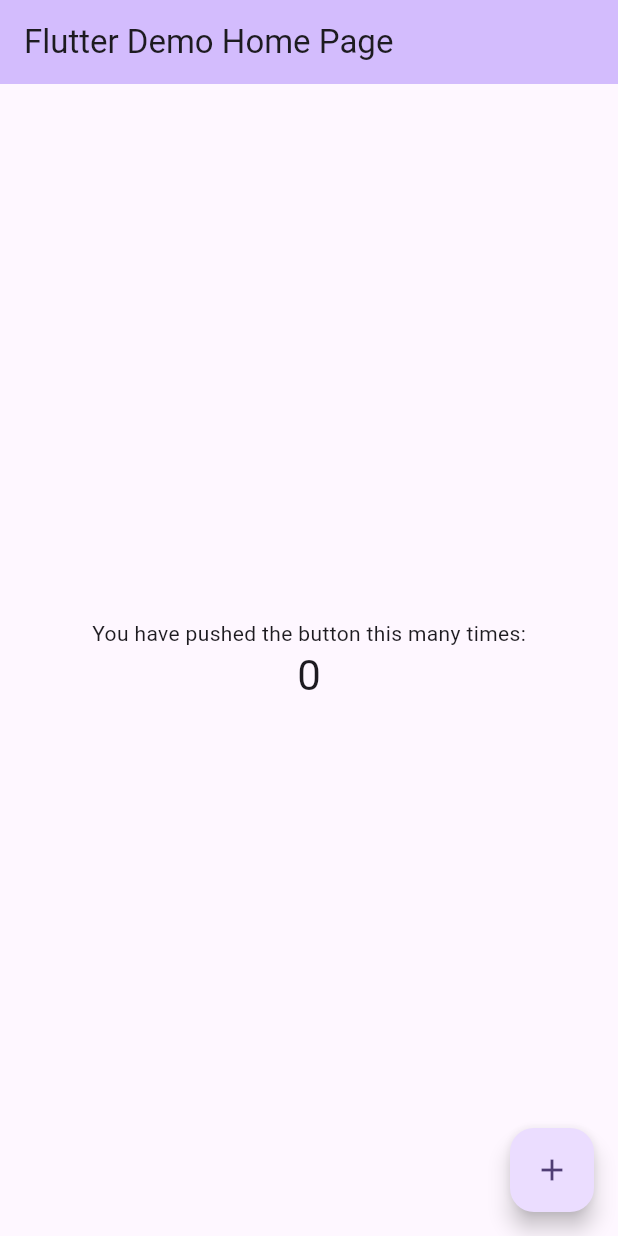
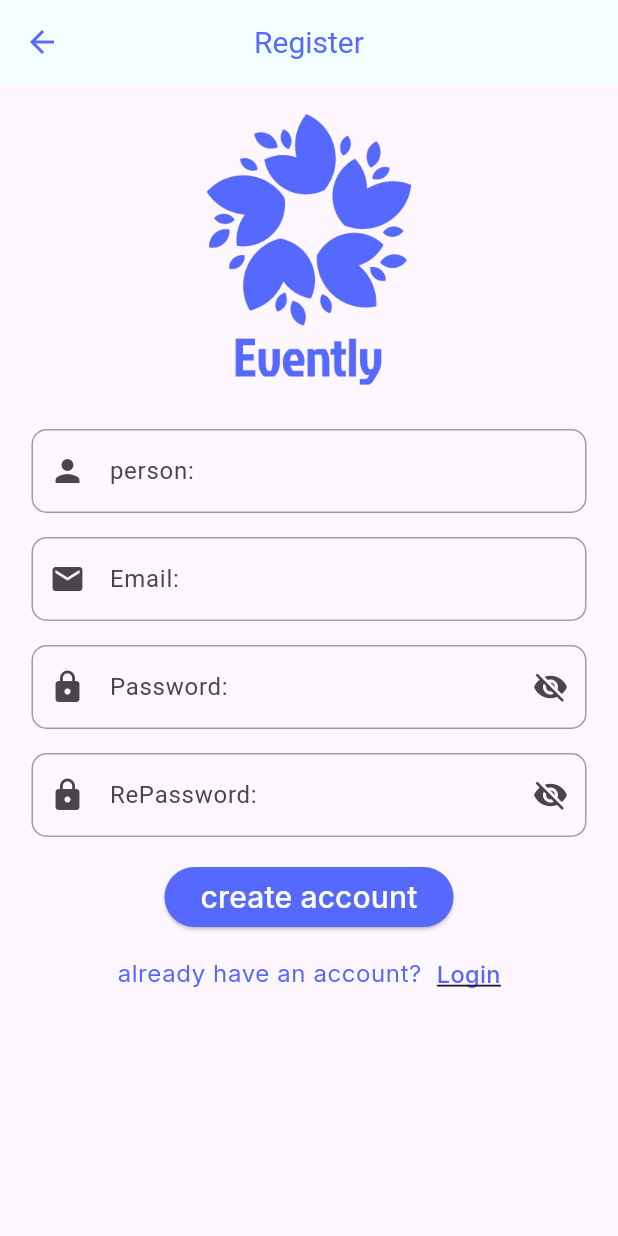
Before and after one commit to maroo9/Evently-Sun-2025, a Flutter app: the screen it shows after launch, on a phone screen of 412 x 824 dp. Run offline on Flutter 3.47's test engine with Material 3 defaults, Android fonts, the phone set to English and light mode, and no system bars; our stand-ins replace flutter_screenutil, google_fonts.

Commit message:
finished login ui

```diff
--- /dev/null
+++ b/lib/config/language/theme/theme.dart
@@ -0,0 +1,20 @@
+import 'package:flutter/material.dart';
+import 'package:evently_app/core/Colorsmanger/Colorsmanger.dart';
+import 'package:google_fonts/google_fonts.dart';
+import 'package:evently_app/fetures/register/register.dart';
+// its like routes manger and colors manager its storge or blueprint for all pages
+class Thememanger{
+  static final ThemeData light=ThemeData(
+    appBarTheme: AppBarTheme(
+      backgroundColor: Colorsmanger.Whiteblue,
+      foregroundColor: Colorsmanger.Blue,
+      centerTitle: true,
+      titleTextStyle:GoogleFonts.roboto(fontWeight: FontWeight.w400,fontSize: 20,color: Colorsmanger.Blue)
+
+    ),
+    textTheme: TextTheme(
+      bodySmall: GoogleFonts.inter(fontSize: 16,fontWeight: FontWeight.w400,color: Colorsmanger.Blue)
+    ),
+  );
+  static final ThemeData dark=ThemeData();
+}
--- /dev/null
+++ b/lib/config/resourse/isvalidat.dart
@@ -0,0 +1,7 @@
+ class Validator{
+static bool isValidEmail(String email) {
+return RegExp(
+r'^(([^<>()[\]\\.,;:\s@\"]+(\.[^<>()[\]\\.,;:\s@\"]+)*)|(\".+\"))@((\[[0-9]{1,3}\.[0-9]{1,3}\.[0-9]{1,3}\.[0-9]{1,3}\])|(([a-zA-Z\-0-9]+\.)+[a-zA-Z]{2,}))$')
+    .hasMatch(email);
+}
+}
--- /dev/null
+++ b/lib/core/Assetsmanger/Assetsmangers.dart
@@ -0,0 +1,13 @@
+import 'package:flutter/material.dart';
+abstract class Imagemanger{
+  static const String logoimage="assets/images/img.png";
+  static const String GoogleIcon="assets/images/google_icon.png";
+
+
+}
+abstract class Iconmanger{
+  static const String EmailIcon="assets/images/img_1.png";
+  static const String LockIcon="assets/images/img_2.png";
+
+
+}
--- /dev/null
+++ b/lib/core/Colorsmanger/Colorsmanger.dart
@@ -0,0 +1,9 @@
+import 'package:flutter/animation.dart';
+
+class Colorsmanger{
+  static const Color Whiteblue=Color(0xFFF2FEFF);
+  static const Color Grey=Color(0xFF7B7B7B);
+  static const Color Blue=Color(0xFF5669FF);
+  static const Color Red=Color(0xFFFF5659);
+
+}
--- /dev/null
+++ b/lib/core/Routesmanger/routesmanger.dart
@@ -0,0 +1,12 @@
+import 'package:flutter/material.dart';
+import 'package:evently_app/fetures/login/login.dart';
+import 'package:evently_app/fetures/register/register.dart';
+abstract class Routesmanger {
+  static const String Logins = "/login";
+  static const String Registes = "/register";
+  static Map<String, WidgetBuilder> routes={
+   Logins: (context)=>Login(),
+    Registes:(context)=>Register(),
+};
+
+}
--- /dev/null
+++ b/lib/core/Widget/Custom_Elvated button.dart
@@ -0,0 +1,22 @@
+import 'package:evently_app/core/Colorsmanger/Colorsmanger.dart';
+import 'package:flutter/material.dart';
+import 'package:google_fonts/google_fonts.dart';
+class Coustom_Elvated_Button extends StatelessWidget {
+  const Coustom_Elvated_Button({super.key,required this.text,required this.onPress});
+  final String text;
+  final VoidCallback onPress;
+
+  @override
+  Widget build(BuildContext context) {
+    return   ElevatedButton(
+
+      style: ElevatedButton.styleFrom(
+        backgroundColor: Colorsmanger.Blue,
+        foregroundColor: Colorsmanger.Whiteblue,
+      ),
+        onPressed: onPress,
+        child: Text(text,style:GoogleFonts.inter(fontSize: 20,fontWeight: FontWeight.w500,color: Colors.white),)
+    );
+    }
+
+}
--- /dev/null
+++ b/lib/core/Widget/Custom_Text_Button.dart
@@ -0,0 +1,22 @@
+import 'package:evently_app/core/Colorsmanger/Colorsmanger.dart';
+import 'package:evently_app/core/Routesmanger/routesmanger.dart';
+import 'package:flutter/material.dart';
+import 'package:flutter_screenutil/flutter_screenutil.dart';
+import 'package:google_fonts/google_fonts.dart';
+
+class CustomTextButton extends StatelessWidget {
+  const CustomTextButton({super.key,required this.texts, required this.onTap});
+  final String? texts;
+  final VoidCallback? onTap;
+
+  @override
+  Widget build(BuildContext context){
+    return    GestureDetector(
+      onTap: (){
+        Navigator.pushNamed(context,Routesmanger.Logins);
+      },
+      child:      Text(texts!,style: GoogleFonts.inter(fontSize: 16.sp,fontWeight: FontWeight.w500, decoration: TextDecoration.underline,color: Colorsmanger.Blue),),
+
+    );
+  }
+}
--- /dev/null
+++ b/lib/core/Widget/Custom_text_form.dart
@@ -0,0 +1,57 @@
+// this made for shortcuts as assets manager and routes manager:
+import 'package:flutter/material.dart';
+import 'package:google_fonts/google_fonts.dart';
+import 'package:evently_app/core/Colorsmanger/Colorsmanger.dart';
+class CustomTextForm extends StatelessWidget {
+  //  write all the variables  in constartor to be  use it
+  CustomTextForm({super.key, required this.labelText,
+    this.hintText,
+    required this.controller,
+     this.prefixIcon,
+    this.suffixIcon,
+    this.isObscure = false,
+    this.keyboardType = TextInputType.text,
+    required this.validator,
+    });
+  // makes the variable
+  final String? labelText;   // as String "Name"
+  final String? hintText;   // as String "Hint name"
+  final IconData?prefixIcon; // as (IconData) that holds all icons
+  final Widget? suffixIcon;     // as widget to  use  IconButton
+  final TextInputType? keyboardType;
+  final bool isObscure;
+  String? Function(String?)? validator;
+  final TextEditingController controller;
+
+ // final bool isSecure;
+  //final String? Function(String?) validator;
+  //final TextEditingController controller;
+  //final int maxLines;
+
+  @override
+  Widget build(BuildContext context) {
+    return   TextFormField(
+      controller:controller ,
+      validator: validator,
+      obscureText: isObscure,
+      keyboardType: keyboardType,
+        decoration: InputDecoration(
+          prefixIcon:prefixIcon == null? null:Icon(prefixIcon),
+          suffixIcon: suffixIcon,
+          labelText: labelText,
+          hintText: hintText,
+        enabledBorder: OutlineInputBorder(
+          borderRadius: BorderRadius.circular(10),
+          borderSide: BorderSide(color: Colors.grey),
+        ),
+        focusedBorder: OutlineInputBorder(
+          borderRadius: BorderRadius.circular(10),
+          borderSide: BorderSide(color: Colors.blue),
+        ),
+
+
+
+      ),
+    );
+  }
+}
--- /dev/null
+++ b/lib/fetures/register/register.dart
@@ -0,0 +1,157 @@
+import 'package:evently_app/core/Colorsmanger/Colorsmanger.dart';
+import 'package:evently_app/core/Widget/Custom_Elvated%20button.dart';
+import 'package:evently_app/core/Widget/Custom_Text_Button.dart';
+import 'package:flutter/material.dart';
+import 'package:evently_app/core/Assetsmanger/Assetsmangers.dart';
+import 'package:evently_app/config/language/theme/theme.dart';
+import 'package:evently_app/core/Widget/Custom_text_form.dart';
+import 'package:evently_app/core/Routesmanger/routesmanger.dart';
+import 'package:google_fonts/google_fonts.dart';
+import 'package:evently_app/config/resourse/isvalidat.dart';
+class Register extends StatefulWidget {
+  const Register({super.key});
+
+  @override
+  State<Register> createState() => _RegisterState();
+}
+class _RegisterState extends State<Register> {
+  bool securePassword=true;    // this
+  late TextEditingController _namecontroller;    // this
+  late TextEditingController _emailcontroller;
+  late TextEditingController _passwordcontroller;
+  late TextEditingController _repasswordcontroller;//
+  GlobalKey<FormState>  formkey=GlobalKey<FormState>();
+  void initState() {
+    // TODO: implement initState
+    super.initState();
+    _namecontroller=TextEditingController();
+    _emailcontroller=TextEditingController();
+    _passwordcontroller=TextEditingController();
+    _repasswordcontroller=TextEditingController();
+  }// this
+  void dispose(){
+    _namecontroller.dispose();
+    _emailcontroller.dispose();
+    _passwordcontroller.dispose();
+    _repasswordcontroller.dispose();
+    super.dispose();
+  }
+  @override
+  Widget build(BuildContext context) {
+    print(MediaQuery.of(context).viewInsets );
+    return Scaffold(
+      appBar: AppBar(
+        leading: Icon(Icons.arrow_back),
+        title: Text("Register",),
+
+      ),
+
+      body: Padding(
+        padding: EdgeInsets.symmetric(horizontal: 21,vertical: 20),
+
+        child:SingleChildScrollView(
+          child: Form(
+            key: formkey,
+            child: Column(
+                    children: [
+            Image(image:AssetImage(Imagemanger.logoimage,),width: 136,height: 186,),
+            SizedBox(height: 24,),
+            CustomTextForm(
+              controller: _namecontroller,
+              validator: (input){
+                if(input==null||input.trim().isEmpty){
+                return "enter the name :";
+                }
+
+                },isObscure: true,labelText: "person:",prefixIcon: Icons.person,),
+            SizedBox(height: 16,),
+            CustomTextForm(
+              validator: (input){
+                if(input==null||input.trim().isEmpty){
+                return "enter the email :";
+                }
+
+              },
+              controller: _emailcontroller,
+                isObscure:true,
+                keyboardType: TextInputType.emailAddress,
+                labelText: "Email:",prefixIcon: Icons.email,
+                ),
+            SizedBox(height: 16,),
+            CustomTextForm(
+              controller: _passwordcontroller,
+              validator: (input){
+                if(input==null||input.trim().isEmpty){
+                return "the password is empty  :";
+                }
+                if(input.length<8){
+                  return" the password should be at least 6";
+
+                }
+                if(!Validator.isValidEmail(input)){
+                  return "the email format isn't coreect ";
+                }
+
+                },
+              isObscure: securePassword,
+              labelText: "Password:",prefixIcon: Icons.lock,suffixIcon: IconButton(onPressed: (){
+              securePassword=!securePassword;
+              setState(() {
+
+              });
+            }, icon: Icon( securePassword? Icons.visibility_off:Icons.visibility)),
+              keyboardType: TextInputType.visiblePassword,),
+            SizedBox(height: 16,),
+            CustomTextForm(
+              controller: _repasswordcontroller,
+              validator: (input){
+                if(input==null||input.trim().isEmpty){
+                return "the Repass-word is empty  :";
+                }
+                if(input.length<8){
+                  return" the password should be at least 6";
+
+                }
+
+                },
+              isObscure: securePassword,
+              labelText: "RePassword:",prefixIcon: Icons.lock,suffixIcon: IconButton(onPressed: (){}, icon: Icon( securePassword? Icons.visibility_off:Icons.visibility)),),
+            SizedBox(height: 16,),
+            Coustom_Elvated_Button(text: "create account", onPress: _createAccount),
+            SizedBox(height: 16,),
+            Row(
+                mainAxisAlignment: MainAxisAlignment.center,
+              children: [
+                Text("already have an account?",style: Theme.of(context).textTheme.bodySmall),
+                SizedBox(width: 10,),
+                CustomTextButton(texts: "Login", onTap: (){
+                  Navigator.pushReplacementNamed(context, Routesmanger.Logins);
+                }),
+                ],
+              )
+
+                    ],
+                  ),
+          ),
+      ),
+      ),
+    );
+  }
+
+
+
+
+   void _createAccount() {
+    if(formkey.currentState?.validate()==false)return;
+  }
+
+  }
+
+
+
+//GestureDetector(
+//       onTap: (){
+//         Navigator.pushNamed(context,Routesmanger.Logins);
+//       },
+//       child:      Text("Login",style: GoogleFonts.inter(fontSize: 20,fontWeight: FontWeight.w500, decoration: TextDecoration.underline,color: Colorsmanger.Blue),),
+//     )
--- a/lib/main.dart
+++ b/lib/main.dart
@@ -1,5 +1,7 @@
 import 'package:flutter/material.dart';
-
+import 'package:evently_app/config/language/theme/theme.dart';
+import 'package:evently_app/core/Routesmanger/routesmanger.dart';
+import 'package:flutter_screenutil/flutter_screenutil.dart';
 void main() {
   runApp(const MyApp());
 }
@@ -10,113 +12,20 @@ class MyApp extends StatelessWidget {
   // This widget is the root of your application.
   @override
   Widget build(BuildContext context) {
-    return MaterialApp(
-      title: 'Flutter Demo',
-      theme: ThemeData(
-        // This is the theme of your application.
-        //
-        // TRY THIS: Try running your application with "flutter run". You'll see
-        // the application has a purple toolbar. Then, without quitting the app,
-        // try changing the seedColor in the colorScheme below to Colors.green
-        // and then invoke "hot reload" (save your changes or press the "hot
-        // reload" button in a Flutter-supported IDE, or press "r" if you used
-        // the command line to start the app).
-        //
-        // Notice that the counter didn't reset back to zero; the application
-        // state is not lost during the reload. To reset the state, use hot
-        // restart instead.
-        //
-        // This works for code too, not just values: Most code changes can be
-        // tested with just a hot reload.
-        colorScheme: ColorScheme.fromSeed(seedColor: Colors.deepPurple),
+    return ScreenUtilInit(
+      designSize: Size(393, 841),
+      minTextAdapt: true,
+      splitScreenMode: true,
+      builder: (context, child)=> MaterialApp(
+        debugShowCheckedModeBanner: false,
+        theme: Thememanger.light,
+        darkTheme: Thememanger.dark,
+        themeMode: ThemeMode.light,
+        locale: Locale("en"),
+      routes: Routesmanger.routes,
+      initialRoute: Routesmanger.Registes,
+
       ),
-      home: const MyHomePage(title: 'Flutter Demo Home Page'),
     );
   }
 }
-
-class MyHomePage extends StatefulWidget {
-  const MyHomePage({super.key, required this.title});
-
-  // This widget is the home page of your application. It is stateful, meaning
-  // that it has a State object (defined below) that contains fields that affect
-  // how it looks.
-
-  // This class is the configuration for the state. It holds the values (in this
-  // case the title) provided by the parent (in this case the App widget) and
-  // used by the build method of the State. Fields in a Widget subclass are
-  // always marked "final".
-
-  final String title;
-
-  @override
-  State<MyHomePage> createState() => _MyHomePageState();
-}
-
-class _MyHomePageState extends State<MyHomePage> {
-  int _counter = 0;
-
-  void _incrementCounter() {
-    setState(() {
-      // This call to setState tells the Flutter framework that something has
-      // changed in this State, which causes it to rerun the build method below
-      // so that the display can reflect the updated values. If we changed
-      // _counter without calling setState(), then the build method would not be
-      // called again, and so nothing would appear to happen.
-      _counter++;
-    });
-  }
-
-  @override
-  Widget build(BuildContext context) {
-    // This method is rerun every time setState is called, for instance as done
-    // by the _incrementCounter method above.
-    //
-    // The Flutter framework has been optimized to make rerunning build methods
-    // fast, so that you can just rebuild anything that needs updating rather
-    // than having to individually change instances of widgets.
-    return Scaffold(
-      appBar: AppBar(
-        // TRY THIS: Try changing the color here to a specific color (to
-        // Colors.amber, perhaps?) and trigger a hot reload to see the AppBar
-        // change color while the other colors stay the same.
-        backgroundColor: Theme.of(context).colorScheme.inversePrimary,
-        // Here we take the value from the MyHomePage object that was created by
-        // the App.build method, and use it to set our appbar title.
-        title: Text(widget.title),
-      ),
-      body: Center(
-        // Center is a layout widget. It takes a single child and positions it
-        // in the middle of the parent.
-        child: Column(
-          // Column is also a layout widget. It takes a list of children and
-          // arranges them vertically. By default, it sizes itself to fit its
-          // children horizontally, and tries to be as tall as its parent.
-          //
-          // Column has various properties to control how it sizes itself and
-          // how it positions its children. Here we use mainAxisAlignment to
-          // center the children vertically; the main axis here is the vertical
-          // axis because Columns are vertical (the cross axis would be
-          // horizontal).
-          //
-          // TRY THIS: Invoke "debug painting" (choose the "Toggle Debug Paint"
-          // action in the IDE, or press "p" in the console), to see the
-          // wireframe for each widget.
-          mainAxisAlignment: MainAxisAlignment.center,
-          children: <Widget>[
-            const Text('You have pushed the button this many times:'),
-            Text(
-              '$_counter',
-              style: Theme.of(context).textTheme.headlineMedium,
-            ),
-          ],
-        ),
-      ),
-      floatingActionButton: FloatingActionButton(
-        onPressed: _incrementCounter,
-        tooltip: 'Increment',
-        child: const Icon(Icons.add),
-      ), // This trailing comma makes auto-formatting nicer for build methods.
-    );
-  }
-}
```
Also changed, not shown: lib/fetures/login/login.dart (added, +168 -0 lines), pubspec.yaml (+7 -2 lines), assets/images/google_icon.png (added), assets/images/img.png (added), assets/images/img_1.png (added), assets/images/img_2.png (added), pubspec.lock.
